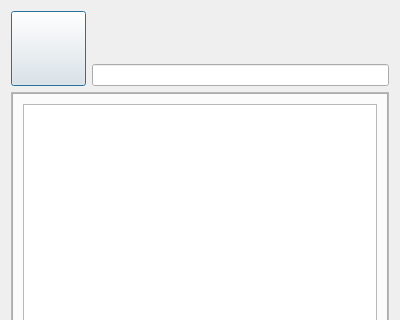
The window that src/ui/xmpp/gkxmpprosterdialog.ui (GekkoFyre/small-world-deluxe) describes before a commit, drawn with Qt 5; both pictures show x 0 to 400 and y 0 to 320 of the 400 by 640 pixel window.
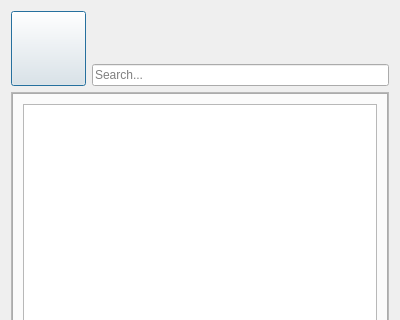
The same window after the commit.

Commit message: * Further improvements to usability within the Roster Dialog regarding XMPP functionality.

```diff
--- a/src/ui/xmpp/gkxmpprosterdialog.ui
+++ b/src/ui/xmpp/gkxmpprosterdialog.ui
@@ -172,7 +172,11 @@
           </widget>
          </item>
          <item>
-          <widget class="QLineEdit" name="lineEdit_search_roster"/>
+          <widget class="QLineEdit" name="lineEdit_search_roster">
+           <property name="placeholderText">
+            <string>Search...</string>
+           </property>
+          </widget>
          </item>
         </layout>
        </widget>
```
The commit also changes 6 other files.
